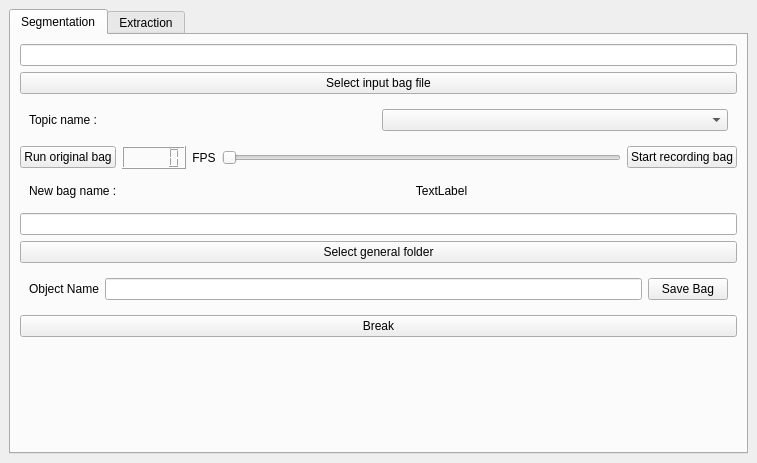
sonia-auv/rqt_sonia_plugins, file rqt_manage_bag/resource/mainwindow.ui: the form before one commit.
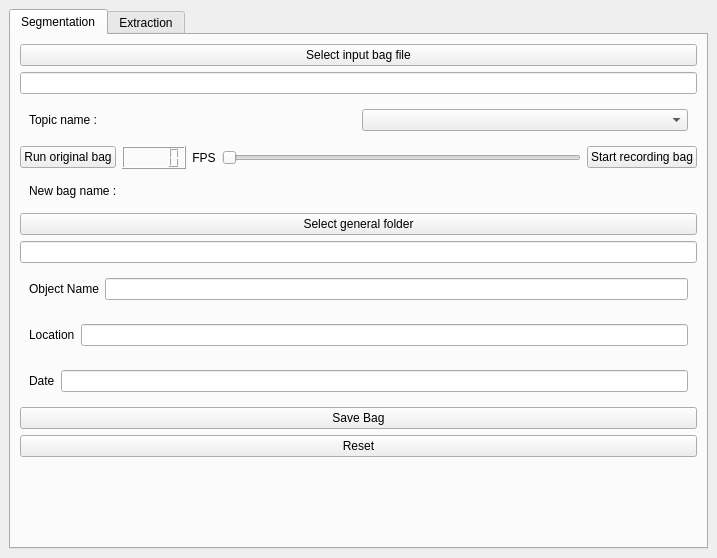
The form after the commit.

Commit message: Bag manager works, everything is fixed

Diff of the .ui file:
```diff
--- a/rqt_manage_bag/resource/mainwindow.ui
+++ b/rqt_manage_bag/resource/mainwindow.ui
@@ -6,8 +6,8 @@
    <rect>
     <x>0</x>
     <y>0</y>
-    <width>757</width>
-    <height>463</height>
+    <width>717</width>
+    <height>558</height>
    </rect>
   </property>
   <property name="windowTitle">
@@ -31,9 +31,6 @@
         <string>Segmentation</string>
        </attribute>
        <layout class="QVBoxLayout" name="verticalLayout_3">
-        <item>
-         <widget class="QLineEdit" name="inputBag"/>
-        </item>
         <item>
          <widget class="QPushButton" name="selectInputBag">
           <property name="text">
@@ -41,6 +38,9 @@
           </property>
          </widget>
         </item>
+        <item>
+         <widget class="QLineEdit" name="inputBag"/>
+        </item>
         <item>
          <widget class="QWidget" name="widget_2" native="true">
           <property name="maximumSize">
@@ -132,7 +132,7 @@
            <item>
             <widget class="QLabel" name="label">
              <property name="text">
-              <string>TextLabel</string>
+              <string/>
              </property>
              <property name="alignment">
               <set>Qt::AlignCenter</set>
@@ -142,9 +142,6 @@
           </layout>
          </widget>
         </item>
-        <item>
-         <widget class="QLineEdit" name="outputFolder"/>
-        </item>
         <item>
          <widget class="QPushButton" name="selectOutputFolder">
           <property name="text">
@@ -152,6 +149,9 @@
           </property>
          </widget>
         </item>
+        <item>
+         <widget class="QLineEdit" name="outputFolder"/>
+        </item>
         <item>
          <widget class="QWidget" name="widget_3" native="true">
           <property name="maximumSize">
@@ -171,20 +171,64 @@
            <item>
             <widget class="QLineEdit" name="nameObject"/>
            </item>
+          </layout>
+         </widget>
+        </item>
+        <item>
+         <widget class="QWidget" name="widget_4" native="true">
+          <property name="minimumSize">
+           <size>
+            <width>0</width>
+            <height>0</height>
+           </size>
+          </property>
+          <property name="maximumSize">
+           <size>
+            <width>16777215</width>
+            <height>60</height>
+           </size>
+          </property>
+          <layout class="QHBoxLayout" name="horizontalLayout_7">
            <item>
-            <widget class="QPushButton" name="saveBagButton">
+            <widget class="QLabel" name="label_location">
              <property name="text">
-              <string>Save Bag</string>
+              <string>Location</string>
              </property>
             </widget>
            </item>
+           <item>
+            <widget class="QLineEdit" name="locationObject"/>
+           </item>
           </layout>
          </widget>
         </item>
         <item>
-         <widget class="QPushButton" name="breakButton">
+         <widget class="QWidget" name="widget_5" native="true">
+          <layout class="QHBoxLayout" name="horizontalLayout_8">
+           <item>
+            <widget class="QLabel" name="label_date">
+             <property name="text">
+              <string>Date</string>
+             </property>
+            </widget>
+           </item>
+           <item>
+            <widget class="QLineEdit" name="dateObject"/>
+           </item>
+          </layout>
+         </widget>
+        </item>
+        <item>
+         <widget class="QPushButton" name="saveBagButton">
           <property name="text">
-           <string>Break</string>
+           <string>Save Bag</string>
+          </property>
+         </widget>
+        </item>
+        <item>
+         <widget class="QPushButton" name="resetButton">
+          <property name="text">
+           <string>Reset</string>
           </property>
          </widget>
         </item>
```
Left out of the diff: 12 changed lines with no effect on the pictures. The commit also changes 1 other file.
